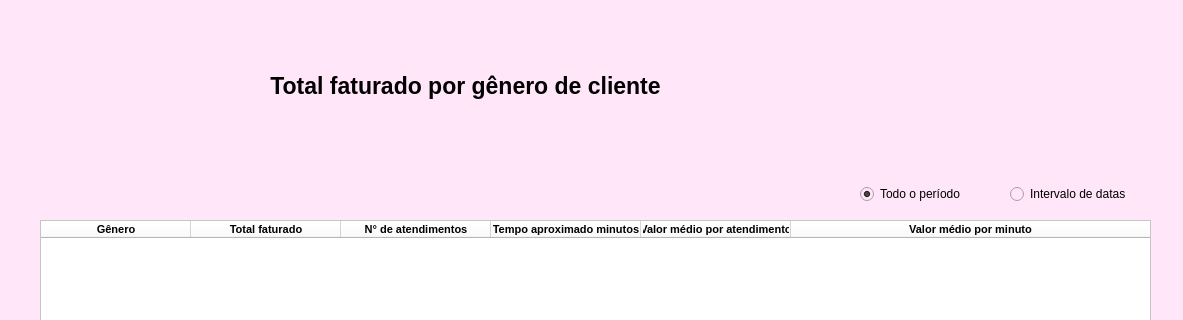
Before: the Qt Designer form telas_duda/estatisticas_genero.ui in JVwolfart/PROJETO-SALAO-JOVEM-PROGRAMADOR, drawn with Qt 5; both pictures show x 0 to 1183 and y 0 to 320 of the 1183 by 860 pixel window.
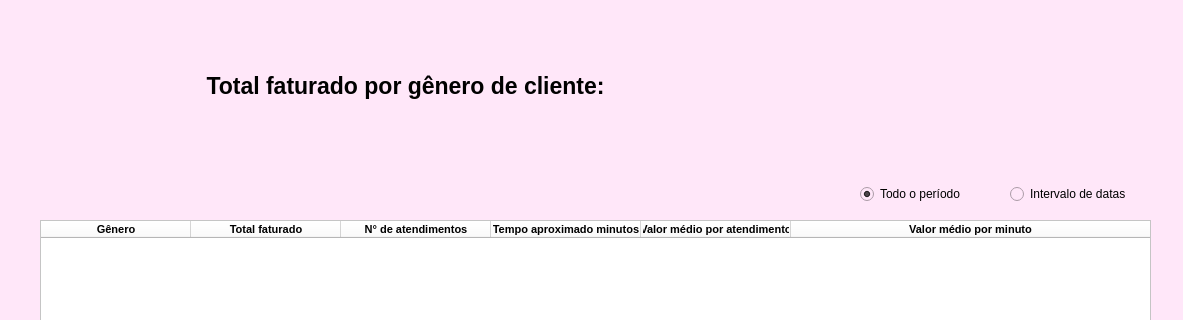
After: the same form once the commit is applied. Icons and pictures are not drawn.

Diff of the .ui file:
```diff
--- a/telas_duda/estatisticas_genero.ui
+++ b/telas_duda/estatisticas_genero.ui
@@ -121,7 +121,7 @@
    <widget class="QLabel" name="label_9">
     <property name="geometry">
      <rect>
-      <x>160</x>
+      <x>100</x>
       <y>60</y>
       <width>611</width>
       <height>51</height>
@@ -136,7 +136,7 @@
      </font>
     </property>
     <property name="text">
-     <string>Total faturado por gênero de cliente</string>
+     <string>Total faturado por gênero de cliente:</string>
     </property>
     <property name="alignment">
      <set>Qt::AlignCenter</set>
@@ -343,10 +343,10 @@
    <widget class="QLabel" name="label_4">
     <property name="geometry">
      <rect>
-      <x>790</x>
-      <y>20</y>
-      <width>371</width>
-      <height>131</height>
+      <x>770</x>
+      <y>0</y>
+      <width>391</width>
+      <height>171</height>
      </rect>
     </property>
     <property name="text">
```
